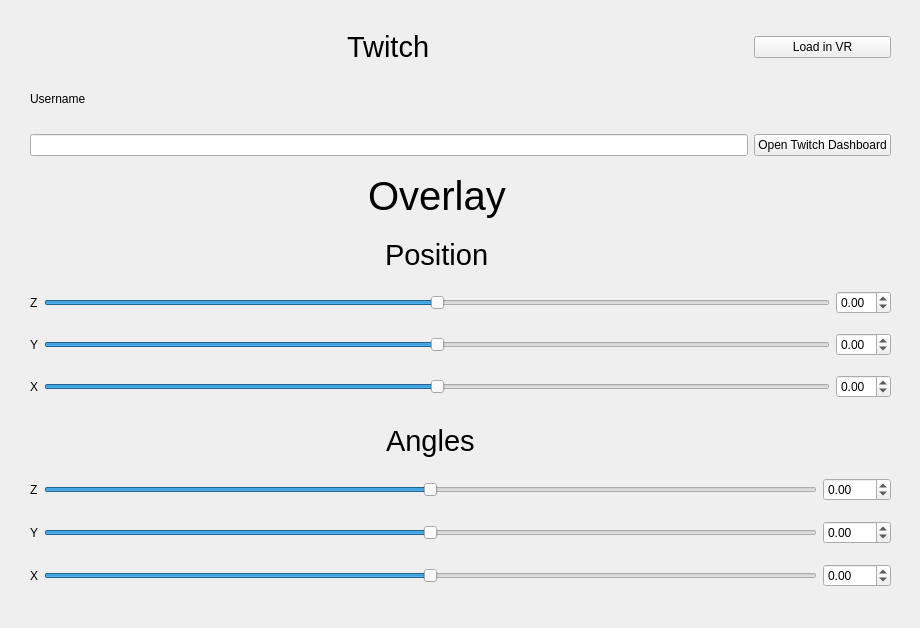
Above: mainsettings.ui from RedstoneLP2/VR-Twitch-Overlay before the change. Below: the same form after it.
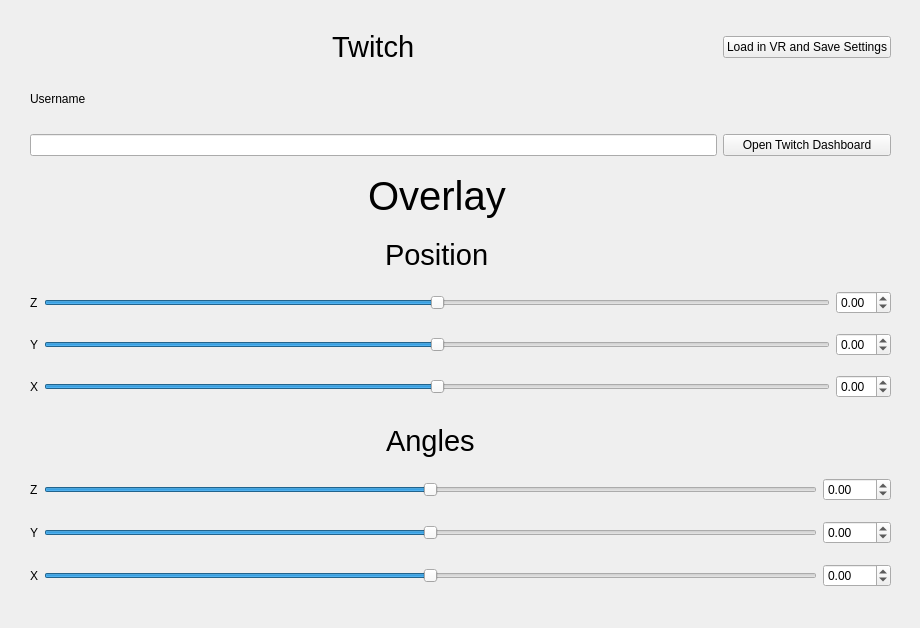
That is the form after the change.

The edit to the form file:
```diff
--- a/mainsettings.ui
+++ b/mainsettings.ui
@@ -340,7 +340,7 @@
      <item row="0" column="1">
       <widget class="QPushButton" name="StartBtn">
        <property name="text">
-        <string>Load in VR</string>
+        <string>Load in VR and Save Settings</string>
        </property>
       </widget>
      </item>
```
Left out of the diff: 24 changed lines with no effect on the pictures.
